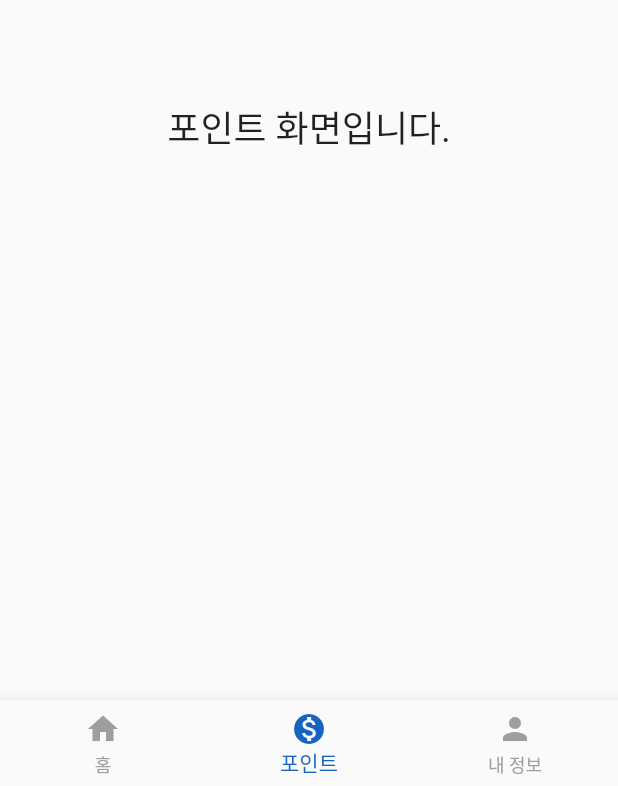
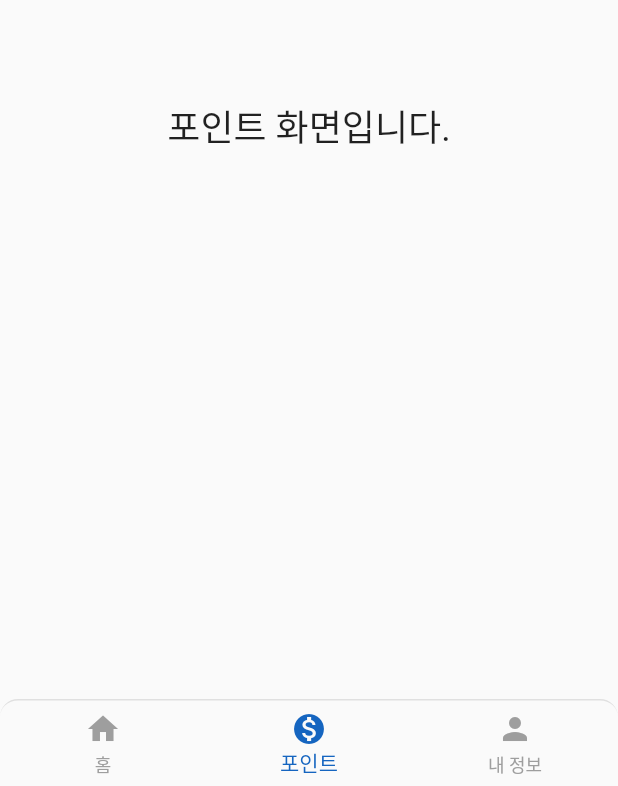
Before and after one commit to LikeLion-CJU-CPR/bustar_app, a Flutter app: the screen it shows after launch, item 2 of the bottom bar chosen, on a phone screen of 412 x 824 dp. Shown: the part 447-1233 px from the top of the screen. Run offline on Flutter 3.47's test engine with Material 3 defaults, Android fonts, the phone set to English and light mode, and no system bars.

Commit message:
feat: 하단 네비게이션 바 스타일 개선
- 하단 네비게이션 바에 `grey[300]` 색상의 상단 테두리와 12의 테두리 라운드 추가
- 둥근 모서리에 테투리가 올바르게 표시되지 않던 문제 수정

```diff
--- a/lib/main_screen.dart
+++ b/lib/main_screen.dart
@@ -31,7 +31,13 @@ class _MainScreenState extends State<MainScreen> {
   Widget build(BuildContext context) {
     return Scaffold(
       body: _pages.elementAt(_selectedIndex),
-      bottomNavigationBar: BottomNavigationBar(
+      bottomNavigationBar: Container(
+        decoration: BoxDecoration(
+          borderRadius: const BorderRadius.vertical(top: Radius.circular(12)),
+          border: Border(top: BorderSide(color: Colors.grey[300]!)),
+        ),
+        clipBehavior: Clip.antiAlias,
+        child: BottomNavigationBar(
           items: const <BottomNavigationBarItem>[
             BottomNavigationBarItem(icon: Icon(Icons.home), label: '홈'),
             BottomNavigationBarItem(
@@ -45,6 +51,9 @@ class _MainScreenState extends State<MainScreen> {
           unselectedItemColor: Colors.grey,
           onTap: _onItemTapped,
           type: BottomNavigationBarType.fixed,
+          backgroundColor: Colors.transparent,
+          elevation: 0,
+        ),
       ),
     );
   }
```
Lines whose indentation alone changed are shown as unchanged.
